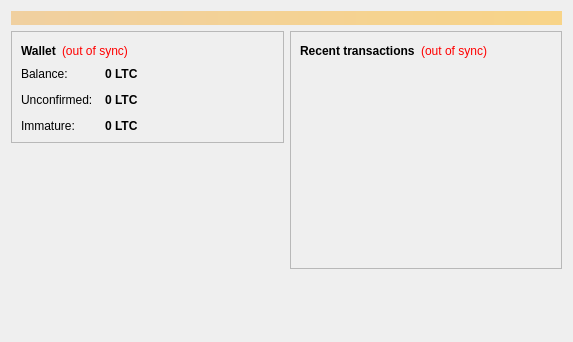
HannanSolo/willienelsoncoin, file src/qt/forms/overviewpage.ui: the form before one commit.
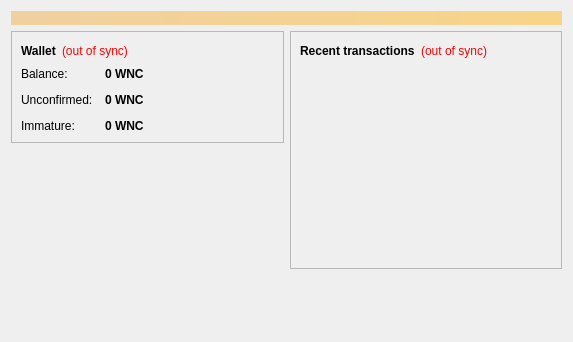
The form after the commit.

The edit to the form file:
```diff
--- a/src/qt/forms/overviewpage.ui
+++ b/src/qt/forms/overviewpage.ui
@@ -122,7 +122,7 @@
                <string>Your current balance</string>
               </property>
               <property name="text">
-               <string notr="true">0 LTC</string>
+               <string notr="true">0 WNC</string>
               </property>
               <property name="textInteractionFlags">
                <set>Qt::LinksAccessibleByMouse|Qt::TextSelectableByKeyboard|Qt::TextSelectableByMouse</set>
@@ -151,7 +151,7 @@
                <string>Total of transactions that have yet to be confirmed, and do not yet count toward the current balance</string>
               </property>
               <property name="text">
-               <string notr="true">0 LTC</string>
+               <string notr="true">0 WNC</string>
               </property>
               <property name="textInteractionFlags">
                <set>Qt::LinksAccessibleByMouse|Qt::TextSelectableByKeyboard|Qt::TextSelectableByMouse</set>
@@ -177,7 +177,7 @@
                <string>Mined balance that has not yet matured</string>
               </property>
               <property name="text">
-               <string notr="true">0 LTC</string>
+               <string notr="true">0 WNC</string>
               </property>
               <property name="textInteractionFlags">
                <set>Qt::LinksAccessibleByMouse|Qt::TextSelectableByKeyboard|Qt::TextSelectableByMouse</set>
```
